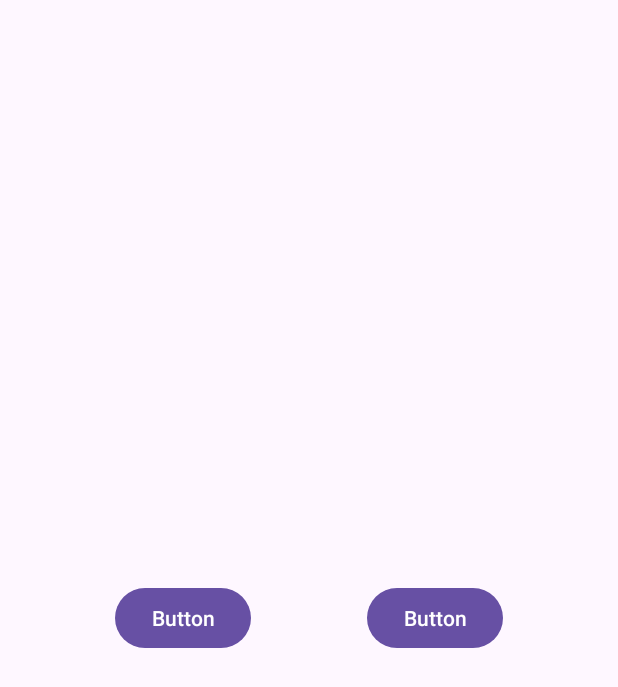
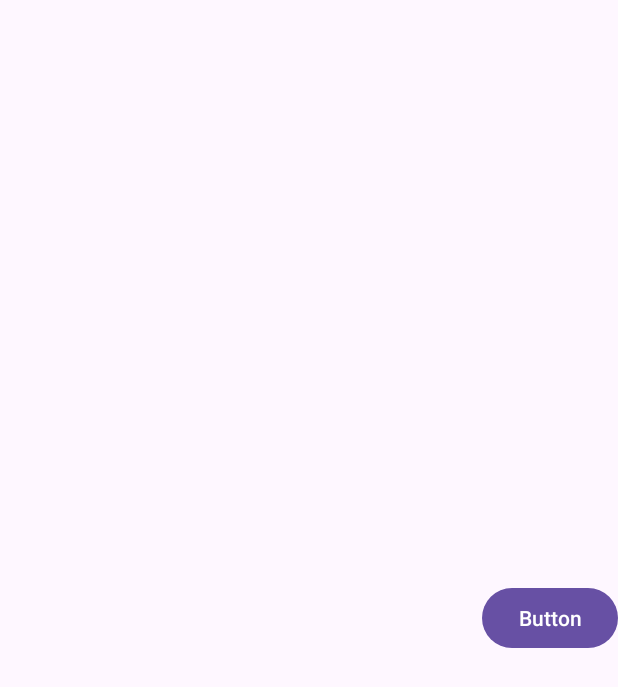
Before and after one commit to Flugel-J/Classica-game, an Android app: the testkhai screen opened directly, with no data from a screen before it, on a phone screen of 412 x 824 dp. Shown: the top 687 px of the screen. Run offline under Robolectric (Android 15) with nearby library versions, the light colour scheme and no system bars.

Commit message:
Hello khai test

```diff
--- a/app/src/main/res/layout/activity_testkhai.xml
+++ b/app/src/main/res/layout/activity_testkhai.xml
@@ -7,26 +7,14 @@
     tools:context=".testkhai">
 
     <Button
-        android:id="@+id/button"
+        android:id="@+id/button2"
         android:layout_width="wrap_content"
         android:layout_height="wrap_content"
+        android:layout_marginStart="321dp"
         android:text="Button"
         app:layout_constraintBottom_toBottomOf="parent"
-        app:layout_constraintEnd_toStartOf="@+id/button2"
-        app:layout_constraintHorizontal_bias="0.5"
+        app:layout_constraintEnd_toEndOf="parent"
         app:layout_constraintStart_toStartOf="parent"
         app:layout_constraintTop_toTopOf="parent"
         app:layout_constraintVertical_bias="0.5" />
-
-    <Button
-        android:id="@+id/button2"
-        android:layout_width="wrap_content"
-        android:layout_height="wrap_content"
-        android:text="Button"
-        app:layout_constraintBottom_toBottomOf="parent"
-        app:layout_constraintEnd_toEndOf="parent"
-        app:layout_constraintHorizontal_bias="0.5"
-        app:layout_constraintStart_toEndOf="@+id/button"
-        app:layout_constraintTop_toTopOf="parent"
-        app:layout_constraintVertical_bias="0.5" />
 </androidx.constraintlayout.widget.ConstraintLayout>
```
